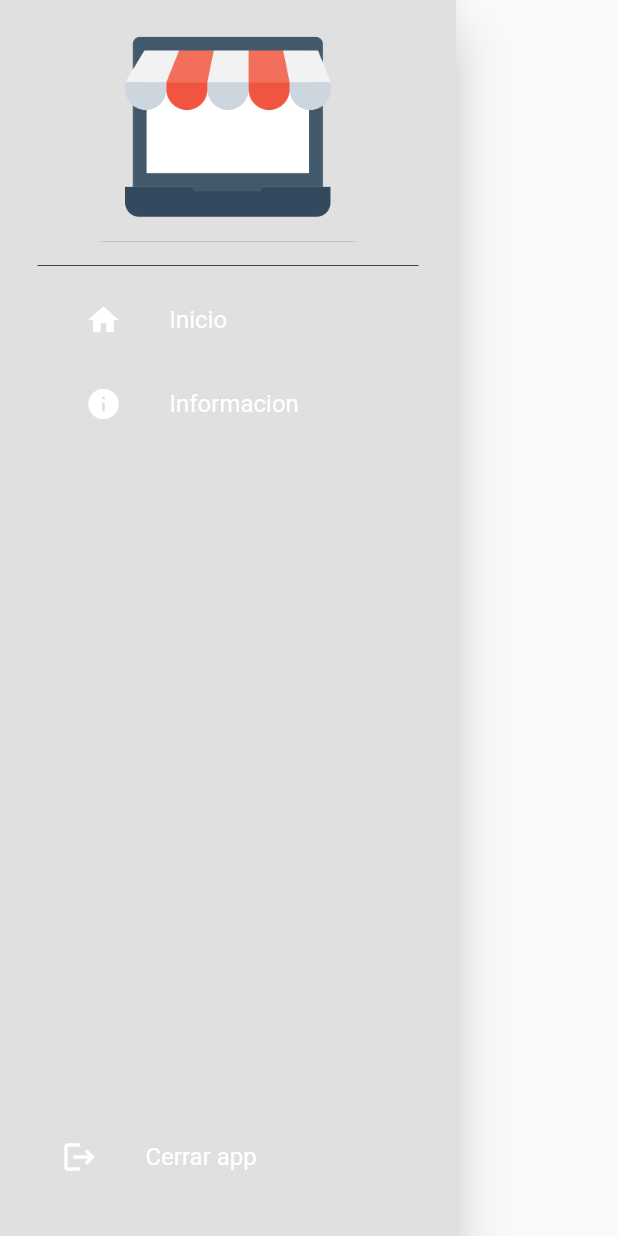
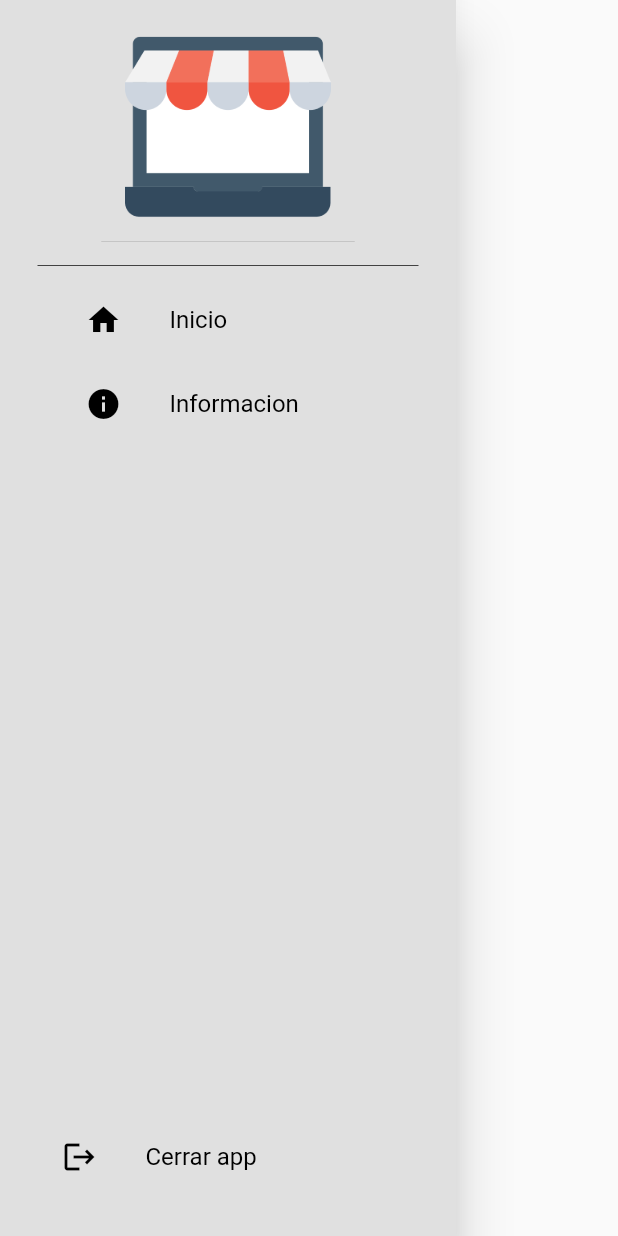
Before and after one commit to SantiagoAlguien/fakestore, a Flutter app: the DrawerLateral widget shown alone on an empty page, opened directly, on a phone screen of 412 x 824 dp. Run offline on Flutter 3.47's test engine with Material 2 defaults, Android fonts, the phone set to English and light mode, and no system bars; our stand-ins replace google_nav_bar, loading_indicator; accounts and stored records are empty; network calls fail.

Commit message:
cambios de color de iconos

```diff
--- a/lib/src/presentation/widgets/bottoms/drawer.dart
+++ b/lib/src/presentation/widgets/bottoms/drawer.dart
@@ -31,13 +31,13 @@ class DrawerLateral extends StatelessWidget {
               ),
             ),
             child: const Padding(padding: EdgeInsets.symmetric(horizontal: 25.0),child: ListTile(
-              leading: Icon(Icons.home, color: Colors.white,),title: Text("Inicio", style: TextStyle(color: Colors.white),),),
+              leading: Icon(Icons.home, color: Colors.black,),title: Text("Inicio", style: TextStyle(color: Colors.black),),),
             ),
           ),
           MaterialButton(
             onPressed: () {},
             child: const Padding(padding: EdgeInsets.symmetric(horizontal: 25.0),child: ListTile(
-              leading: Icon(Icons.info, color: Colors.white,),title: Text("Informacion", style: TextStyle(color: Colors.white),),),
+              leading: Icon(Icons.info, color: Colors.black,),title: Text("Informacion", style: TextStyle(color: Colors.black),),),
             ),
           ),
             ],
@@ -45,8 +45,8 @@ class DrawerLateral extends StatelessWidget {
           Padding(
             padding: const EdgeInsets.only(left: 25.0, bottom: 25),
             child: ListTile(
-            leading: const Icon(Icons.logout, color: Colors.white,),
-            title: const Text("Cerrar app", style: TextStyle(color: Colors.white),),
+            leading: const Icon(Icons.logout, color: Colors.black,),
+            title: const Text("Cerrar app", style: TextStyle(color: Colors.black),),
             onTap: (){
               SystemNavigator.pop();
             },
```
